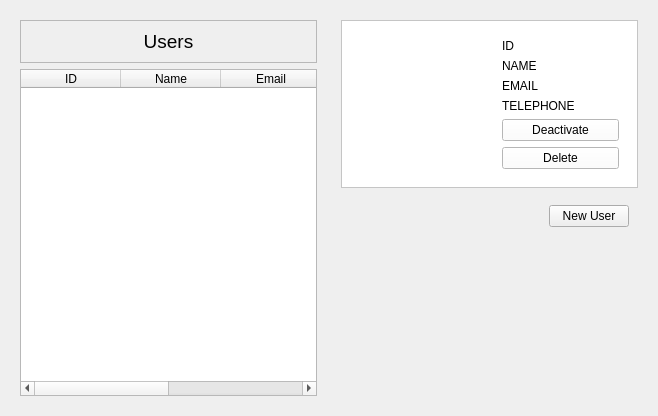
First picture: the form in app/uic/uic/users_widget.ui, repository samuelitwaru/amoshop, before the edit.
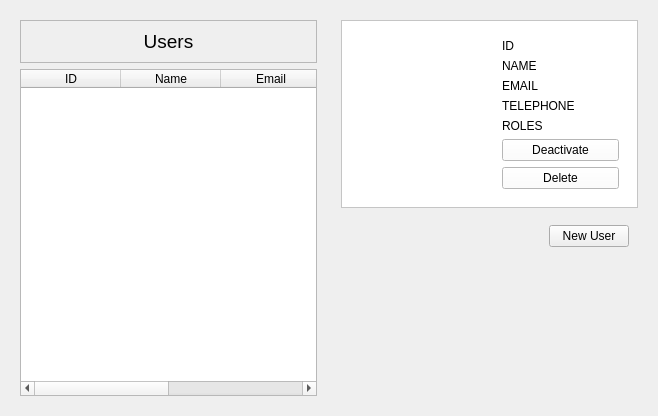
Second picture: the form after the edit. The open tabs and pages were chosen to show the change. Icons and pictures are not drawn.

Patch:
```diff
--- a/app/uic/uic/users_widget.ui
+++ b/app/uic/uic/users_widget.ui
@@ -231,7 +231,14 @@
               </widget>
              </item>
              <item>
-              <widget class="QPushButton" name="pushButton_2">
+              <widget class="QLabel" name="userRolesLabel">
+               <property name="text">
+                <string>ROLES</string>
+               </property>
+              </widget>
+             </item>
+             <item>
+              <widget class="QPushButton" name="toggleUserStateButton">
                <property name="text">
                 <string>Deactivate</string>
                </property>
```
Left out of the diff: 4 changed lines with no effect on the pictures.
